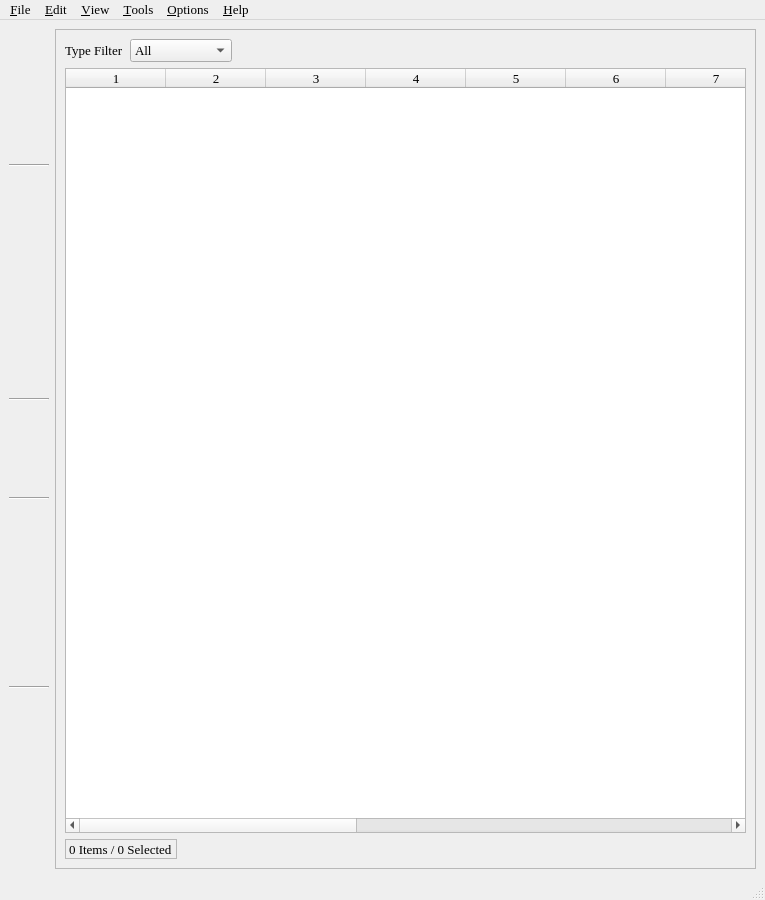
Above: mainwindow.ui from textbrowser/biblioteq before the change. Below: the same form after it.
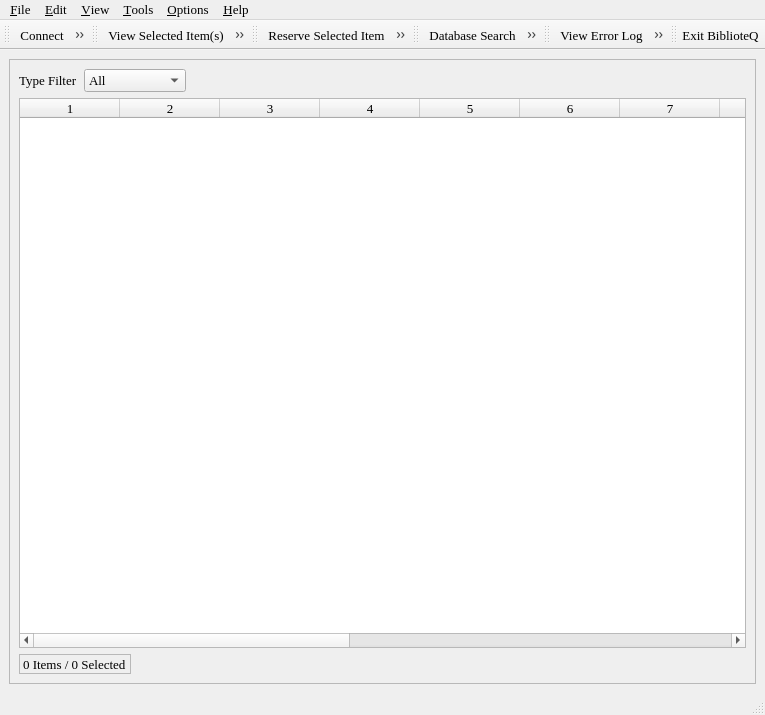
That is the form after the change. Icons and pictures are not drawn. Custom widgets are drawn as their Qt base class.

Commit message: Fixed the SQL scripts. Completed the reservation history panel.

The edit to the form file:
```diff
--- a/mainwindow.ui
+++ b/mainwindow.ui
@@ -6,13 +6,13 @@
     <x>0</x>
     <y>0</y>
     <width>765</width>
-    <height>900</height>
+    <height>715</height>
    </rect>
   </property>
   <property name="minimumSize" >
    <size>
-    <width>765</width>
-    <height>900</height>
+    <width>500</width>
+    <height>500</height>
    </size>
   </property>
   <property name="font" >
@@ -33,537 +33,7 @@
    <string>BiblioteQ</string>
   </property>
   <widget class="QWidget" name="centralwidget" >
-   <layout class="QHBoxLayout" >
-    <item>
-     <layout class="QVBoxLayout" >
-      <item>
-       <widget class="QToolButton" name="connectTool" >
-        <property name="font" >
-         <font>
-          <family>Times</family>
-          <pointsize>10</pointsize>
-         </font>
-        </property>
-        <property name="toolTip" >
-         <string>Connect</string>
-        </property>
-        <property name="text" >
-         <string/>
-        </property>
-        <property name="icon" >
-         <iconset>icons.d/32x32/connect_established.png</iconset>
-        </property>
-        <property name="iconSize" >
-         <size>
-          <width>32</width>
-          <height>32</height>
-         </size>
-        </property>
-        <property name="autoRaise" >
-         <bool>true</bool>
-        </property>
-       </widget>
-      </item>
-      <item>
-       <widget class="QToolButton" name="authenticateTool" >
-        <property name="font" >
-         <font>
-          <family>Times</family>
-          <pointsize>10</pointsize>
-         </font>
-        </property>
-        <property name="toolTip" >
-         <string>Administrator Mode</string>
-        </property>
-        <property name="text" >
-         <string/>
-        </property>
-        <property name="icon" >
-         <iconset>icons.d/32x32/identity.png</iconset>
-        </property>
-        <property name="iconSize" >
-         <size>
-          <width>32</width>
-          <height>32</height>
-         </size>
-        </property>
-        <property name="autoRaise" >
-         <bool>true</bool>
-        </property>
-       </widget>
-      </item>
-      <item>
-       <widget class="QToolButton" name="disconnectTool" >
-        <property name="font" >
-         <font>
-          <family>Times</family>
-          <pointsize>10</pointsize>
-         </font>
-        </property>
-        <property name="toolTip" >
-         <string>Disconnect</string>
-        </property>
-        <property name="text" >
-         <string/>
-        </property>
-        <property name="icon" >
-         <iconset>icons.d/32x32/connect_no.png</iconset>
-        </property>
-        <property name="iconSize" >
-         <size>
-          <width>32</width>
-          <height>32</height>
-         </size>
-        </property>
-        <property name="autoRaise" >
-         <bool>true</bool>
-        </property>
-       </widget>
-      </item>
-      <item>
-       <widget class="Line" name="line" >
-        <property name="orientation" >
-         <enum>Qt::Horizontal</enum>
-        </property>
-       </widget>
-      </item>
-      <item>
-       <widget class="QToolButton" name="detailsTool" >
-        <property name="font" >
-         <font>
-          <family>Times</family>
-          <pointsize>10</pointsize>
-         </font>
-        </property>
-        <property name="toolTip" >
-         <string>View Selected Item(s)</string>
-        </property>
-        <property name="text" >
-         <string/>
-        </property>
-        <property name="icon" >
-         <iconset>icons.d/32x32/details.png</iconset>
-        </property>
-        <property name="iconSize" >
-         <size>
-          <width>32</width>
-          <height>32</height>
-         </size>
-        </property>
-        <property name="autoRaise" >
-         <bool>true</bool>
-        </property>
-       </widget>
-      </item>
-      <item>
-       <widget class="QToolButton" name="createTool" >
-        <property name="font" >
-         <font>
-          <family>Times</family>
-          <pointsize>10</pointsize>
-         </font>
-        </property>
-        <property name="mouseTracking" >
-         <bool>false</bool>
-        </property>
-        <property name="toolTip" >
-         <string>Add Item</string>
-        </property>
-        <property name="text" >
-         <string/>
-        </property>
-        <property name="icon" >
-         <iconset>icons.d/32x32/add.png</iconset>
-        </property>
-        <property name="iconSize" >
-         <size>
-          <width>32</width>
-          <height>32</height>
-         </size>
-        </property>
-        <property name="popupMode" >
-         <enum>QToolButton::DelayedPopup</enum>
-        </property>
-        <property name="toolButtonStyle" >
-         <enum>Qt::ToolButtonIconOnly</enum>
-        </property>
-        <property name="autoRaise" >
-         <bool>true</bool>
-        </property>
-        <property name="arrowType" >
-         <enum>Qt::NoArrow</enum>
-        </property>
-       </widget>
-      </item>
-      <item>
-       <widget class="QToolButton" name="deleteTool" >
-        <property name="font" >
-         <font>
-          <family>Times</family>
-          <pointsize>10</pointsize>
-         </font>
-        </property>
-        <property name="toolTip" >
-         <string>Delete Selected Item(s)</string>
-        </property>
-        <property name="text" >
-         <string/>
-        </property>
-        <property name="icon" >
-         <iconset>icons.d/32x32/remove.png</iconset>
-        </property>
-        <property name="iconSize" >
-         <size>
-          <width>32</width>
-          <height>32</height>
-         </size>
-        </property>
-        <property name="autoRaise" >
-         <bool>true</bool>
-        </property>
-       </widget>
-      </item>
-      <item>
-       <widget class="QToolButton" name="modifyTool" >
-        <property name="font" >
-         <font>
-          <family>Times</family>
-          <pointsize>10</pointsize>
-         </font>
-        </property>
-        <property name="toolTip" >
-         <string>Modify Selected Item(s)</string>
-        </property>
-        <property name="text" >
-         <string/>
-        </property>
-        <property name="icon" >
-         <iconset>icons.d/32x32/edit.png</iconset>
-        </property>
-        <property name="iconSize" >
-         <size>
-          <width>32</width>
-          <height>32</height>
-         </size>
-        </property>
-        <property name="autoRaise" >
-         <bool>true</bool>
-        </property>
-       </widget>
-      </item>
-      <item>
-       <widget class="QToolButton" name="printTool" >
-        <property name="toolTip" >
-         <string>Print Selected Item(s)</string>
-        </property>
-        <property name="text" >
-         <string/>
-        </property>
-        <property name="icon" >
-         <iconset>icons.d/32x32/print.png</iconset>
-        </property>
-        <property name="iconSize" >
-         <size>
-          <width>32</width>
-          <height>32</height>
-         </size>
-        </property>
-        <property name="autoRaise" >
-         <bool>true</bool>
-        </property>
-       </widget>
-      </item>
-      <item>
-       <widget class="Line" name="line_2" >
-        <property name="orientation" >
-         <enum>Qt::Horizontal</enum>
-        </property>
-       </widget>
-      </item>
-      <item>
-       <widget class="QToolButton" name="reserveTool" >
-        <property name="font" >
-         <font>
-          <family>Times</family>
-          <pointsize>10</pointsize>
-         </font>
-        </property>
-        <property name="toolTip" >
-         <string>Reserve Selected Item</string>
-        </property>
-        <property name="text" >
-         <string/>
-        </property>
-        <property name="icon" >
-         <iconset>icons.d/32x32/checkout.png</iconset>
-        </property>
-        <property name="iconSize" >
-         <size>
-          <width>32</width>
-          <height>32</height>
-         </size>
-        </property>
-        <property name="autoRaise" >
-         <bool>true</bool>
-        </property>
-       </widget>
-      </item>
-      <item>
-       <widget class="QToolButton" name="userTool" >
-        <property name="font" >
-         <font>
-          <family>Times</family>
-          <pointsize>10</pointsize>
-         </font>
-        </property>
-        <property name="toolTip" >
-         <string>Display Members Browser</string>
-        </property>
-        <property name="statusTip" >
-         <string/>
-        </property>
-        <property name="text" >
-         <string/>
-        </property>
-        <property name="icon" >
-         <iconset>icons.d/32x32/members.png</iconset>
-        </property>
-        <property name="iconSize" >
-         <size>
-          <width>32</width>
-          <height>32</height>
-         </size>
-        </property>
-        <property name="autoRaise" >
-         <bool>true</bool>
-        </property>
-       </widget>
-      </item>
-      <item>
-       <widget class="Line" name="line_3" >
-        <property name="orientation" >
-         <enum>Qt::Horizontal</enum>
-        </property>
-       </widget>
-      </item>
-      <item>
-       <widget class="QToolButton" name="searchTool" >
-        <property name="font" >
-         <font>
-          <family>Times</family>
-          <pointsize>10</pointsize>
-         </font>
-        </property>
-        <property name="toolTip" >
-         <string>Search Database</string>
-        </property>
-        <property name="text" >
-         <string/>
-        </property>
-        <property name="icon" >
-         <iconset>icons.d/32x32/find.png</iconset>
-        </property>
-        <property name="iconSize" >
-         <size>
-          <width>32</width>
-          <height>32</height>
-         </size>
-        </property>
-        <property name="popupMode" >
-         <enum>QToolButton::DelayedPopup</enum>
-        </property>
-        <property name="autoRaise" >
-         <bool>true</bool>
-        </property>
-       </widget>
-      </item>
-      <item>
-       <widget class="QToolButton" name="overdueButton" >
-        <property name="toolTip" >
-         <string>List All Overdue Items</string>
-        </property>
-        <property name="text" >
-         <string/>
-        </property>
-        <property name="icon" >
-         <iconset>icons.d/32x32/date.png</iconset>
-        </property>
-        <property name="iconSize" >
-         <size>
-          <width>32</width>
-          <height>32</height>
-         </size>
-        </property>
-        <property name="autoRaise" >
-         <bool>true</bool>
-        </property>
-       </widget>
-      </item>
-      <item>
-       <widget class="QToolButton" name="customQueryTool" >
-        <property name="font" >
-         <font>
-          <family>Times</family>
-          <pointsize>10</pointsize>
-         </font>
-        </property>
-        <property name="toolTip" >
-         <string>Custom Database Query</string>
-        </property>
-        <property name="text" >
-         <string/>
-        </property>
-        <property name="icon" >
-         <iconset>icons.d/32x32/customquery.png</iconset>
-        </property>
-        <property name="iconSize" >
-         <size>
-          <width>32</width>
-          <height>32</height>
-         </size>
-        </property>
-        <property name="autoRaise" >
-         <bool>true</bool>
-        </property>
-       </widget>
-      </item>
-      <item>
-       <widget class="QToolButton" name="refreshTool" >
-        <property name="font" >
-         <font>
-          <family>Times</family>
-          <pointsize>10</pointsize>
-         </font>
-        </property>
-        <property name="toolTip" >
-         <string>Refresh Table</string>
-        </property>
-        <property name="text" >
-         <string/>
-        </property>
-        <property name="icon" >
-         <iconset>icons.d/32x32/reload.png</iconset>
-        </property>
-        <property name="iconSize" >
-         <size>
-          <width>32</width>
-          <height>32</height>
-         </size>
-        </property>
-        <property name="autoRaise" >
-         <bool>true</bool>
-        </property>
-       </widget>
-      </item>
-      <item>
-       <widget class="Line" name="line_4" >
-        <property name="orientation" >
-         <enum>Qt::Horizontal</enum>
-        </property>
-       </widget>
-      </item>
-      <item>
-       <widget class="QToolButton" name="errorLogTool" >
-        <property name="font" >
-         <font>
-          <family>Times</family>
-          <pointsize>10</pointsize>
-         </font>
-        </property>
-        <property name="toolTip" >
-         <string>View Error Log</string>
-        </property>
-        <property name="text" >
-         <string/>
-        </property>
-        <property name="icon" >
-         <iconset>icons.d/32x32/log.png</iconset>
-        </property>
-        <property name="iconSize" >
-         <size>
-          <width>32</width>
-          <height>32</height>
-         </size>
-        </property>
-        <property name="autoRaise" >
-         <bool>true</bool>
-        </property>
-       </widget>
-      </item>
-      <item>
-       <widget class="QToolButton" name="configTool" >
-        <property name="font" >
-         <font>
-          <family>Times</family>
-          <pointsize>10</pointsize>
-         </font>
-        </property>
-        <property name="toolTip" >
-         <string>Columns Selection</string>
-        </property>
-        <property name="text" >
-         <string/>
-        </property>
-        <property name="icon" >
-         <iconset>icons.d/32x32/configure.png</iconset>
-        </property>
-        <property name="iconSize" >
-         <size>
-          <width>32</width>
-          <height>32</height>
-         </size>
-        </property>
-        <property name="popupMode" >
-         <enum>QToolButton::DelayedPopup</enum>
-        </property>
-        <property name="autoRaise" >
-         <bool>true</bool>
-        </property>
-       </widget>
-      </item>
-      <item>
-       <spacer>
-        <property name="orientation" >
-         <enum>Qt::Vertical</enum>
-        </property>
-        <property name="sizeHint" >
-         <size>
-          <width>20</width>
-          <height>40</height>
-         </size>
-        </property>
-       </spacer>
-      </item>
-      <item>
-       <widget class="QToolButton" name="exitTool" >
-        <property name="font" >
-         <font>
-          <family>Times</family>
-          <pointsize>10</pointsize>
-         </font>
-        </property>
-        <property name="toolTip" >
-         <string>Exit BiblioteQ</string>
-        </property>
-        <property name="text" >
-         <string/>
-        </property>
-        <property name="icon" >
-         <iconset>icons.d/32x32/exit.png</iconset>
-        </property>
-        <property name="iconSize" >
-         <size>
-          <width>32</width>
-          <height>32</height>
-         </size>
-        </property>
-        <property name="autoRaise" >
-         <bool>true</bool>
-        </property>
-       </widget>
-      </item>
-     </layout>
-    </item>
+   <layout class="QVBoxLayout" >
     <item>
      <widget class="QFrame" name="frame" >
       <property name="frameShape" >
@@ -922,6 +392,125 @@
    <addaction name="menuHelp" />
   </widget>
   <widget class="QStatusBar" name="statusbar" />
+  <widget class="QToolBar" name="toolBar" >
+   <property name="windowTitle" >
+    <string>toolBar</string>
+   </property>
+   <property name="iconSize" >
+    <size>
+     <width>32</width>
+     <height>32</height>
+    </size>
+   </property>
+   <attribute name="toolBarArea" >
+    <enum>TopToolBarArea</enum>
+   </attribute>
+   <attribute name="toolBarBreak" >
+    <bool>false</bool>
+   </attribute>
+   <addaction name="connectTool" />
+   <addaction name="authenticateTool" />
+   <addaction name="disconnectTool" />
+  </widget>
+  <widget class="QToolBar" name="toolBar_2" >
+   <property name="windowTitle" >
+    <string>toolBar_2</string>
+   </property>
+   <property name="iconSize" >
+    <size>
+     <width>32</width>
+     <height>32</height>
+    </size>
+   </property>
+   <attribute name="toolBarArea" >
+    <enum>TopToolBarArea</enum>
+   </attribute>
+   <attribute name="toolBarBreak" >
+    <bool>false</bool>
+   </attribute>
+   <addaction name="detailsTool" />
+   <addaction name="createTool" />
+   <addaction name="deleteTool" />
+   <addaction name="modifyTool" />
+   <addaction name="printTool" />
+  </widget>
+  <widget class="QToolBar" name="toolBar_3" >
+   <property name="windowTitle" >
+    <string>toolBar_3</string>
+   </property>
+   <property name="iconSize" >
+    <size>
+     <width>32</width>
+     <height>32</height>
+    </size>
+   </property>
+   <attribute name="toolBarArea" >
+    <enum>TopToolBarArea</enum>
+   </attribute>
+   <attribute name="toolBarBreak" >
+    <bool>false</bool>
+   </attribute>
+   <addaction name="reserveTool" />
+   <addaction name="userTool" />
+  </widget>
+  <widget class="QToolBar" name="toolBar_4" >
+   <property name="windowTitle" >
+    <string>toolBar_4</string>
+   </property>
+   <property name="iconSize" >
+    <size>
+     <width>32</width>
+     <height>32</height>
+    </size>
+   </property>
+   <attribute name="toolBarArea" >
+    <enum>TopToolBarArea</enum>
+   </attribute>
+   <attribute name="toolBarBreak" >
+    <bool>false</bool>
+   </attribute>
+   <addaction name="searchTool" />
+   <addaction name="overdueButton" />
+   <addaction name="customQueryTool" />
+   <addaction name="refreshTool" />
+  </widget>
+  <widget class="QToolBar" name="toolBar_5" >
+   <property name="windowTitle" >
+    <string>toolBar_5</string>
+   </property>
+   <property name="iconSize" >
+    <size>
+     <width>32</width>
+     <height>32</height>
+    </size>
+   </property>
+   <attribute name="toolBarArea" >
+    <enum>TopToolBarArea</enum>
+   </attribute>
+   <attribute name="toolBarBreak" >
+    <bool>false</bool>
+   </attribute>
+   <addaction name="errorLogTool" />
+   <addaction name="configTool" />
+  </widget>
+  <widget class="QToolBar" name="toolBar_6" >
+   <property name="windowTitle" >
+    <string>toolBar_6</string>
+   </property>
+   <property name="iconSize" >
+    <size>
+     <width>32</width>
+     <height>32</height>
+    </size>
+   </property>
+   <attribute name="toolBarArea" >
+    <enum>TopToolBarArea</enum>
+   </attribute>
+   <attribute name="toolBarBreak" >
+    <bool>false</bool>
+   </attribute>
+   <addaction name="exitTool" />
+  </widget>
   <action name="actionAbout" >
    <property name="icon" >
     <iconset>icons.d/16x16/info.png</iconset>
@@ -1339,6 +928,247 @@
     <string>&amp;Remember Geometry</string>
    </property>
   </action>
+  <action name="connectTool" >
+   <property name="icon" >
+    <iconset>icons.d/32x32/connect_established.png</iconset>
+   </property>
+   <property name="text" >
+    <string>Connect</string>
+   </property>
+   <property name="font" >
+    <font>
+     <family>Times</family>
+     <pointsize>10</pointsize>
+    </font>
+   </property>
+  </action>
+  <action name="authenticateTool" >
+   <property name="icon" >
+    <iconset>icons.d/32x32/identity.png</iconset>
+   </property>
+   <property name="text" >
+    <string>Administrator Mode</string>
+   </property>
+   <property name="font" >
+    <font>
+     <family>Times</family>
+     <pointsize>10</pointsize>
+    </font>
+   </property>
+  </action>
+  <action name="disconnectTool" >
+   <property name="icon" >
+    <iconset>icons.d/32x32/connect_no.png</iconset>
+   </property>
+   <property name="text" >
+    <string>Disconnect</string>
+   </property>
+   <property name="font" >
+    <font>
+     <family>Times</family>
+     <pointsize>10</pointsize>
+    </font>
+   </property>
+  </action>
+  <action name="detailsTool" >
+   <property name="icon" >
+    <iconset>icons.d/32x32/details.png</iconset>
+   </property>
+   <property name="text" >
+    <string>View Selected Item(s)</string>
+   </property>
+   <property name="font" >
+    <font>
+     <family>Times</family>
+     <pointsize>10</pointsize>
+    </font>
+   </property>
+  </action>
+  <action name="createTool" >
+   <property name="icon" >
+    <iconset>icons.d/32x32/add.png</iconset>
+   </property>
+   <property name="text" >
+    <string>Add Item</string>
+   </property>
+   <property name="font" >
+    <font>
+     <family>Times</family>
+     <pointsize>10</pointsize>
+    </font>
+   </property>
+   <property name="menuRole" >
+    <enum>QAction::TextHeuristicRole</enum>
+   </property>
+  </action>
+  <action name="deleteTool" >
+   <property name="icon" >
+    <iconset>icons.d/32x32/remove.png</iconset>
+   </property>
+   <property name="text" >
+    <string>Delete Selected Item(s)</string>
+   </property>
+   <property name="font" >
+    <font>
+     <family>Times</family>
+     <pointsize>10</pointsize>
+    </font>
+   </property>
+  </action>
+  <action name="modifyTool" >
+   <property name="icon" >
+    <iconset>icons.d/32x32/edit.png</iconset>
+   </property>
+   <property name="text" >
+    <string>Modify Selected Item(s)</string>
+   </property>
+   <property name="font" >
+    <font>
+     <family>Times</family>
+     <pointsize>10</pointsize>
+    </font>
+   </property>
+  </action>
+  <action name="printTool" >
+   <property name="icon" >
+    <iconset>icons.d/32x32/print.png</iconset>
+   </property>
+   <property name="text" >
+    <string>Print Selected Item(s)</string>
+   </property>
+   <property name="font" >
+    <font>
+     <family>Times</family>
+     <pointsize>10</pointsize>
+    </font>
+   </property>
+  </action>
+  <action name="reserveTool" >
+   <property name="icon" >
+    <iconset>icons.d/32x32/checkout.png</iconset>
+   </property>
+   <property name="text" >
+    <string>Reserve Selected Item</string>
+   </property>
+   <property name="font" >
+    <font>
+     <family>Times</family>
+     <pointsize>10</pointsize>
+    </font>
+   </property>
+  </action>
+  <action name="userTool" >
+   <property name="icon" >
+    <iconset>icons.d/32x32/members.png</iconset>
+   </property>
+   <property name="text" >
+    <string>Display Members Browser</string>
+   </property>
+   <property name="font" >
+    <font>
+     <family>Times</family>
+     <pointsize>10</pointsize>
+    </font>
+   </property>
+  </action>
+  <action name="searchTool" >
+   <property name="icon" >
+    <iconset>icons.d/32x32/find.png</iconset>
+   </property>
+   <property name="text" >
+    <string>Database Search</string>
+   </property>
+   <property name="font" >
+    <font>
+     <family>Times</family>
+     <pointsize>10</pointsize>
+    </font>
+   </property>
+  </action>
+  <action name="overdueButton" >
+   <property name="icon" >
+    <iconset>icons.d/32x32/date.png</iconset>
+   </property>
+   <property name="text" >
+    <string>List All Overdue Items</string>
+   </property>
+   <property name="font" >
+    <font>
+     <family>Times</family>
+     <pointsize>10</pointsize>
+    </font>
+   </property>
+  </action>
+  <action name="customQueryTool" >
+   <property name="icon" >
+    <iconset>icons.d/32x32/customquery.png</iconset>
+   </property>
+   <property name="text" >
+    <string>Custom Database Query</string>
+   </property>
+   <property name="font" >
+    <font>
+     <family>Times</family>
+     <pointsize>10</pointsize>
+    </font>
+   </property>
+  </action>
+  <action name="refreshTool" >
+   <property name="icon" >
+    <iconset>icons.d/32x32/reload.png</iconset>
+   </property>
+   <property name="text" >
+    <string>Refresh Table</string>
+   </property>
+   <property name="font" >
+    <font>
+     <family>Times</family>
+     <pointsize>10</pointsize>
+    </font>
+   </property>
+  </action>
+  <action name="errorLogTool" >
+   <property name="icon" >
+    <iconset>icons.d/32x32/log.png</iconset>
+   </property>
+   <property name="text" >
+    <string>View Error Log</string>
+   </property>
+   <property name="font" >
+    <font>
+     <family>Times</family>
+     <pointsize>10</pointsize>
+    </font>
+   </property>
+  </action>
+  <action name="configTool" >
+   <property name="icon" >
+    <iconset>icons.d/32x32/configure.png</iconset>
+   </property>
+   <property name="text" >
+    <string>Select Viewable Columns</string>
+   </property>
+   <property name="font" >
+    <font>
+     <family>Times</family>
+     <pointsize>10</pointsize>
+    </font>
+   </property>
+  </action>
+  <action name="exitTool" >
+   <property name="icon" >
+    <iconset>icons.d/32x32/exit.png</iconset>
+   </property>
+   <property name="text" >
+    <string>Exit BiblioteQ</string>
+   </property>
+   <property name="font" >
+    <font>
+     <family>Times</family>
+     <pointsize>10</pointsize>
+    </font>
+   </property>
+  </action>
  </widget>
  <customwidgets>
   <customwidget>
```
Left out of the diff: 17 changed lines with no effect on the pictures. The commit also changes 7 other files.
